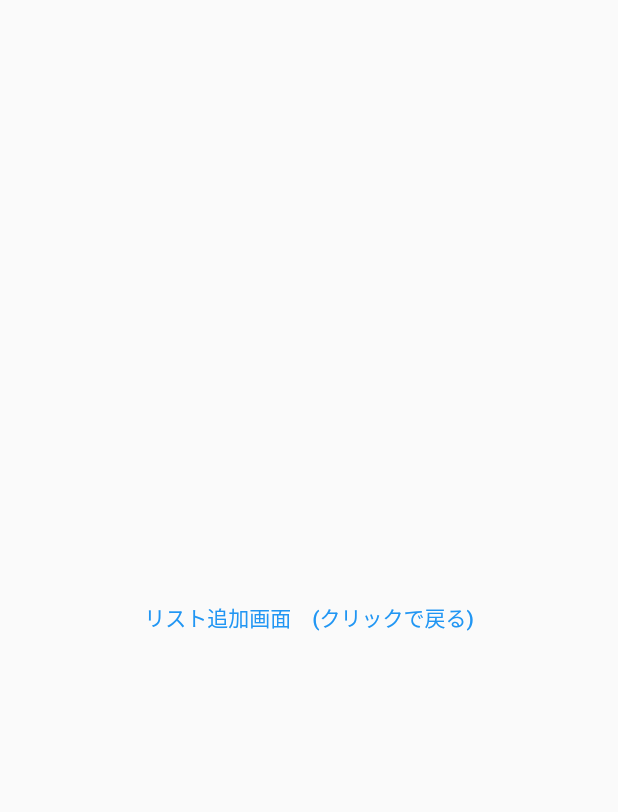
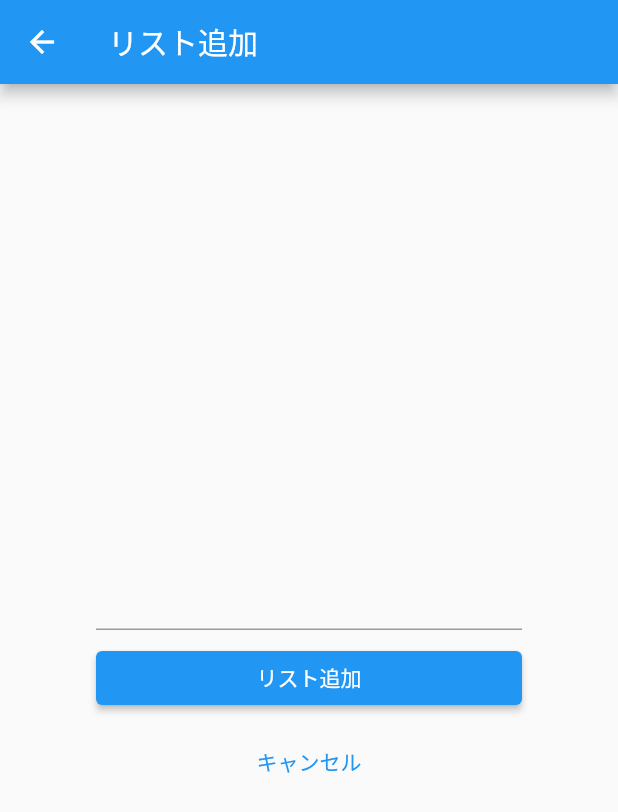
Before and after one commit to Doyamoo/mytodoapp, a Flutter app: the screen it shows after launch, after a tap on the "add" icon, on a phone screen of 412 x 824 dp. Shown: the top 812 px of the screen. Run offline on Flutter 3.47's test engine with Material 2 defaults, Android fonts, the phone set to English and light mode, and no system bars.

Commit message:
todoアプリ完成

```diff
--- a/lib/main.dart
+++ b/lib/main.dart
@@ -1,4 +1,4 @@
-// ignore_for_file: use_key_in_widget_constructors, prefer_const_constructors
+// ignore_for_file: use_key_in_widget_constructors, prefer_const_constructors, sized_box_for_whitespace, library_private_types_in_public_api
 
 import 'package:flutter/material.dart';
 
@@ -22,42 +22,45 @@ class MyTodoApp extends StatelessWidget {
   }
 }
 
+class TodoListPage extends StatefulWidget {
+  @override
+  _TodoListPageState createState() => _TodoListPageState();
+}
+
 // リスト一覧画面用Widget
-class TodoListPage extends StatelessWidget {
+class _TodoListPageState extends State<TodoListPage> {
+  List<String> todoList = [];
+
   @override
   Widget build(BuildContext context) {
     return Scaffold(
       appBar: AppBar(
         title: Text('リスト一覧'),
       ),
-      body: ListView(
-        children: const <Widget>[
-          Card(
+      body: ListView.builder(
+        itemCount: todoList.length,
+        itemBuilder: (context, index) {
+          return Card(
             child: ListTile(
-              title: Text('ニンジンを買う'),
+              title: Text(todoList[index]),
             ),
-          ),
-          Card(
-            child: ListTile(
-              title: Text('玉ねぎを買う'),
-            ),
-          ),
-          Card(
-            child: ListTile(
-              title: Text('砂糖を買う'),
-            ),
-          ),
-        ],
+          );
+        },
       ),
       floatingActionButton: FloatingActionButton(
-        onPressed: () {
+        onPressed: () async {
           // "push"で新規画面に遷移
-          Navigator.of(context).push(
+          final newListText = await Navigator.of(context).push(
             MaterialPageRoute(builder: (context) {
               // 遷移先の画面としてリスト追加画面を指定
               return TodoAddPage();
             }),
           );
+          if (newListText != null) {
+            setState(() {
+              todoList.add(newListText);
+            });
+          }
         },
         child: Icon(Icons.add),
       ),
@@ -65,17 +68,57 @@ class TodoListPage extends StatelessWidget {
   }
 }
 
-class TodoAddPage extends StatelessWidget {
+class TodoAddPage extends StatefulWidget {
+  @override
+  _TodoAddPageState createState() => _TodoAddPageState();
+}
+
+class _TodoAddPageState extends State<TodoAddPage> {
+  String _text = '';
+
   @override
   Widget build(BuildContext context) {
     return Scaffold(
-      body: Center(
-        child: TextButton(
-            onPressed: () {
-              Navigator.of(context).pop();
-            },
-            child: Text('リスト追加画面　(クリックで戻る)')),
-      ),
-    );
+        appBar: AppBar(
+          title: Text('リスト追加'),
+        ),
+        body: Container(
+          padding: EdgeInsets.all(64),
+          child: Column(
+            mainAxisAlignment: MainAxisAlignment.center,
+            children: <Widget>[
+              Text(_text, style: TextStyle(color: Colors.blue)),
+              const SizedBox(height: 8),
+              TextField(
+                onChanged: (String value) {
+                  setState(() {
+                    _text = value;
+                  });
+                },
+              ),
+              const SizedBox(height: 8),
+              Container(
+                width: double.infinity,
+                child: ElevatedButton(
+                  //color: Colors.blue,
+                  onPressed: () {
+                    Navigator.of(context).pop(_text);
+                  },
+                  child: Text('リスト追加', style: TextStyle(color: Colors.white)),
+                ),
+              ),
+              const SizedBox(height: 8),
+              Container(
+                width: double.infinity,
+                child: TextButton(
+                  onPressed: () {
+                    Navigator.of(context).pop();
+                  },
+                  child: Text('キャンセル'),
+                ),
+              )
+            ],
+          ),
+        ));
   }
 }
```
